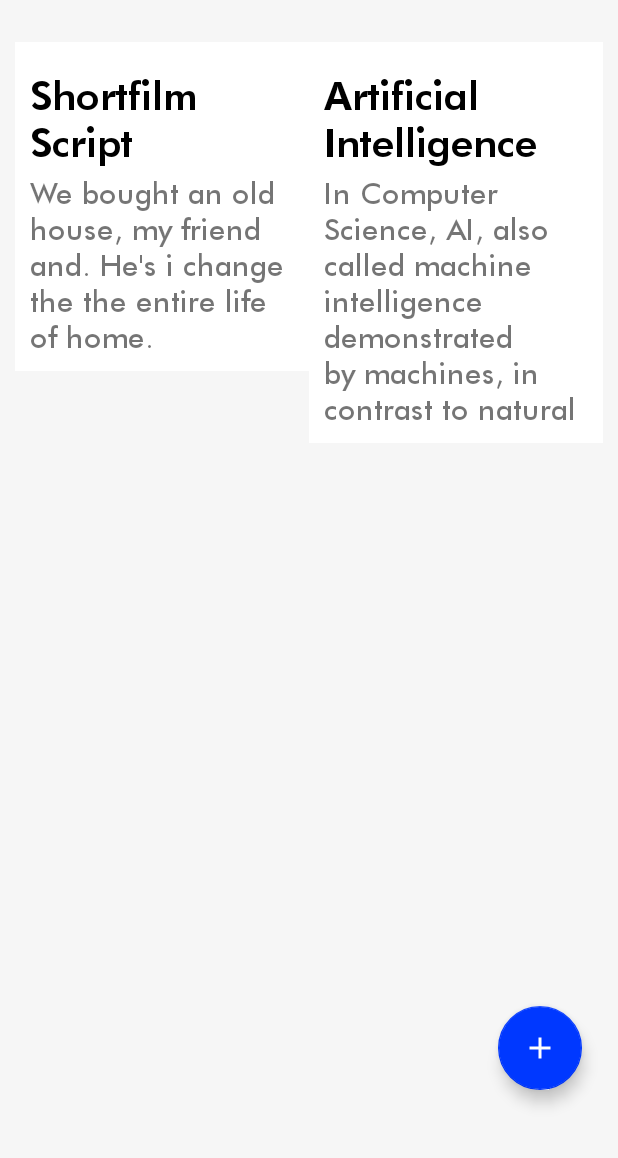
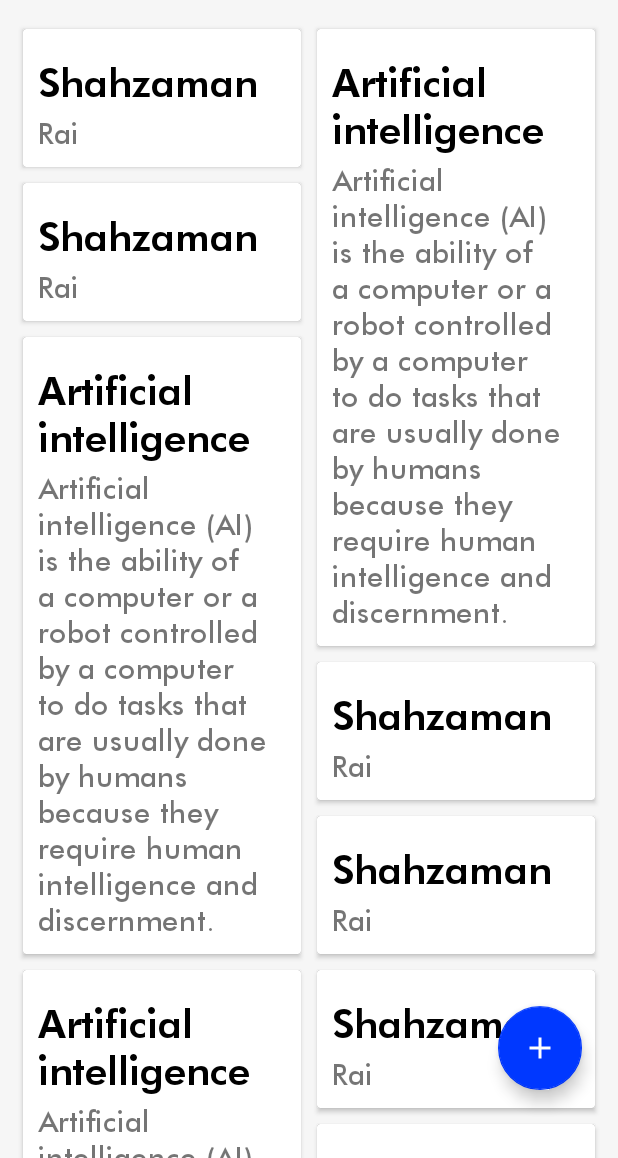
Before and after one commit to ShahzamanRai/NotesApp, an Android app: the screen it shows after launch (MainActivity), on a phone screen of 412 x 824 dp, the part 78-1236 px from its top. Run offline under Robolectric (Android 15) with nearby library versions, the phone set to English and light mode, and no system bars.

Commit message:
EveryThing Working updated

```diff
--- a/app/src/main/java/com/example/keepnotes/MainActivity.java
+++ b/app/src/main/java/com/example/keepnotes/MainActivity.java
@@ -2,6 +2,8 @@ package com.example.keepnotes;
 
 import android.content.Intent;
 import android.os.Bundle;
+import android.widget.Button;
+import android.widget.EditText;
 
 import androidx.appcompat.app.AppCompatActivity;
 import androidx.appcompat.widget.Toolbar;
@@ -11,40 +13,56 @@ import androidx.recyclerview.widget.StaggeredGridLayoutManager;
 
 import com.google.android.material.floatingactionbutton.FloatingActionButton;
 
+import java.util.ArrayList;
+
 
 public class MainActivity extends AppCompatActivity {
 
 
     RecyclerView.LayoutManager layoutManager;
-    private RecyclerView recyclerView;
-    private Toolbar toolbar1;
+    ArrayList<model> arrNotes = new ArrayList<>();
     RecyclerViewAdapter recyclerViewAdapter;
-    String []arr = {"Shortfilm Script ","Artificial Intelligence"};
-    String []arr2 = {"We bought an old house, my friend and. He's i change the the entire life of" +
-            " home. ",
-            "In Computer Science, AI, also called machine intelligence demonstrated by machines, " +
-                    "in contrast to natural"};
 
     @Override
     protected void onCreate(Bundle savedInstanceState) {
         super.onCreate(savedInstanceState);
         setContentView(R.layout.activity_main);
 
+        EditText title = findViewById(R.id.add_activity_title);
+        EditText body = findViewById(R.id.add_activity_text);
+        Button button1 = findViewById(R.id.button);
+        RecyclerView recyclerView = findViewById(R.id.recycler_view);
+
+
+        arrNotes.add(new model("Shahzaman", "Rai"));
+        arrNotes.add(new model("Artificial intelligence", "Artificial intelligence (AI) is the ability of a computer or a robot controlled by a computer to do tasks that are usually done by humans because they require human intelligence and discernment."));
+        arrNotes.add(new model("Shahzaman", "Rai"));
+        arrNotes.add(new model("Artificial intelligence", "Artificial intelligence (AI) is the " +
+                "ability of a computer or a robot controlled by a computer to do tasks that are usually done by humans because they require human intelligence and discernment."));
+        arrNotes.add(new model("Shahzaman", "Rai"));
+        arrNotes.add(new model("Shahzaman", "Rai"));
+        arrNotes.add(new model("Artificial intelligence", "Artificial intelligence (AI) is the " +
+                "ability of a computer or a robot controlled by a computer to do tasks that are usually done by humans because they require human intelligence and discernment."));
+        arrNotes.add(new model("Shahzaman", "Rai"));
+        arrNotes.add(new model("Shahzaman", "Rai"));
+        arrNotes.add(new model("Artificial intelligence", "Artificial intelligence (AI) is the " +
+                "ability of a computer or a robot controlled by a computer to do tasks that are usually done by humans because they require human intelligence and discernment."));
+
+        RecyclerViewAdapter adapter = new RecyclerViewAdapter(this, arrNotes);
+        recyclerView.setAdapter(adapter);
+
+
         //setting up recycler view
-        recyclerView = findViewById(R.id.recycler_view);
         layoutManager = new StaggeredGridLayoutManager(2, LinearLayoutManager.VERTICAL);
         recyclerView.setLayoutManager(layoutManager);
-        recyclerViewAdapter= new RecyclerViewAdapter(arr, arr2,2);
-        recyclerView.setAdapter(recyclerViewAdapter);
-
-
 
         //Setting custom Toolbar
-        toolbar1 = findViewById(R.id.toolbar);
+        Toolbar toolbar1 = findViewById(R.id.toolbar);
         setSupportActionBar(toolbar1);
 
         //Moving from MainActivity to add_Notes Activity
         FloatingActionButton button = findViewById(R.id.floatingActionButton);
         button.setOnClickListener(view -> startActivity(new Intent(MainActivity.this, add_activity.class)));
     }
+
 }
--- a/app/src/main/java/com/example/keepnotes/RecyclerViewAdapter.java
+++ b/app/src/main/java/com/example/keepnotes/RecyclerViewAdapter.java
@@ -1,5 +1,6 @@
 package com.example.keepnotes;
 
+import android.content.Context;
 import android.view.LayoutInflater;
 import android.view.View;
 import android.view.ViewGroup;
@@ -8,48 +9,45 @@ import android.widget.TextView;
 import androidx.annotation.NonNull;
 import androidx.recyclerview.widget.RecyclerView;
 
-public class RecyclerViewAdapter extends RecyclerView.Adapter<RecyclerViewAdapter.myViewHolder> {
+import java.util.ArrayList;
 
-    String[] arr;
-    String[] arr2;
-    int size;
+public class RecyclerViewAdapter extends RecyclerView.Adapter<RecyclerViewAdapter.ViewHolder> {
 
-    public RecyclerViewAdapter(String[] arr, String[] arr2, int s) {
-        this.arr = arr;
-        this.arr2 = arr2;
-        this.size = s;
+    Context context;
+    ArrayList<model> arrNotes;
+
+    RecyclerViewAdapter(Context context, ArrayList<model> arrNotes) {
+        this.context = context;
+        this.arrNotes = arrNotes;
     }
 
     @NonNull
     @Override
-    public myViewHolder onCreateViewHolder(@NonNull ViewGroup parent, int viewType) {
-
-        View view = LayoutInflater.from(parent.getContext()).inflate(R.layout.single_view, parent,
-                false);
-        return new myViewHolder(view);
+    public ViewHolder onCreateViewHolder(@NonNull ViewGroup parent, int viewType) {
+        View view = LayoutInflater.from(context).inflate(R.layout.single_view, parent, false);
+        return new ViewHolder(view);
     }
 
     @Override
-    public void onBindViewHolder(@NonNull myViewHolder holder, int position) {
-        holder.titleView.setText(arr[position]);
-        holder.textView.setText(arr2[position]);
-
+    public void onBindViewHolder(@NonNull ViewHolder holder, int position) {
+        holder.title.setText(arrNotes.get(position).tite_model);
+        holder.body.setText(arrNotes.get(position).text_model);
     }
 
     @Override
     public int getItemCount() {
-        return size;
+        return arrNotes.size();
     }
 
-    public class myViewHolder extends RecyclerView.ViewHolder {
-        TextView titleView;
-        TextView textView;
+    public class ViewHolder extends RecyclerView.ViewHolder {
 
+        TextView title, body;
 
-        public myViewHolder(@NonNull View itemView) {
+        public ViewHolder(View itemView) {
             super(itemView);
-            titleView = itemView.findViewById(R.id.text_title_view);
-            textView = itemView.findViewById(R.id.text_text_view);
+            title = itemView.findViewById(R.id.text_title_view);
+            body = itemView.findViewById(R.id.text_text_view);
+
 
         }
     }
--- a/app/src/main/java/com/example/keepnotes/add_activity.java
+++ b/app/src/main/java/com/example/keepnotes/add_activity.java
@@ -1,14 +1,27 @@
 package com.example.keepnotes;
 
+import android.content.Intent;
 import android.os.Bundle;
+import android.widget.Button;
+import android.widget.EditText;
 
 import androidx.appcompat.app.AppCompatActivity;
 import androidx.appcompat.widget.Toolbar;
 
+import java.util.ArrayList;
+import java.util.Arrays;
+import java.util.List;
 import java.util.Objects;
 
 public class add_activity extends AppCompatActivity {
 
+    public String[] arr = {"Shortfilm Script", "Artificial Intelligence"};
+    public String[] arr2 = {"We bought an old house, my friend and. He's i change the the entire" +
+            " life " +
+            "of" +
+            " home. ",
+            "In Computer Science, AI, also called machine intelligence demonstrated by machines, " +
+                    "in contrast to natural"};
     private Toolbar toolbar_add;
 
     @Override
@@ -16,12 +29,14 @@ public class add_activity extends AppCompatActivity {
         super.onCreate(savedInstanceState);
         setContentView(R.layout.activity_add);
 
+
+
         toolbar_add = findViewById(R.id.toolbar_add_activity);
         setSupportActionBar(toolbar_add);
 
         Objects.requireNonNull(getSupportActionBar()).setDisplayHomeAsUpEnabled(true);
 
-        toolbar_add.setBackgroundColor(getResources().getColor(R.color.white));
+
         toolbar_add.setNavigationIcon(R.drawable.back_button);
         toolbar_add.setNavigationOnClickListener(view -> onBackPressed());
 
--- /dev/null
+++ b/app/src/main/java/com/example/keepnotes/model.java
@@ -0,0 +1,10 @@
+package com.example.keepnotes;
+
+public class model {
+    String tite_model, text_model;
+
+    public model(String title, String text){
+        this.tite_model = title;
+        this.text_model = text;
+    }
+}
--- a/app/src/main/res/layout/activity_add.xml
+++ b/app/src/main/res/layout/activity_add.xml
@@ -2,7 +2,7 @@
 <LinearLayout xmlns:android="http://schemas.android.com/apk/res/android"
     android:layout_width="match_parent"
     android:layout_height="match_parent"
-    android:background="#f6f6f6"
+    android:background="@color/gray_white"
     android:orientation="vertical">
 
 
@@ -10,17 +10,18 @@
         android:id="@+id/toolbar_add_activity"
         android:layout_width="match_parent"
         android:layout_height="wrap_content"
-        android:background="#f6f6f6"
+        android:background="@color/gray_white"
         android:paddingStart="25dp"
         android:paddingTop="16dp"
-        android:paddingEnd="36dp">
+        android:paddingEnd="36dp"
+        android:theme="@style/ThemeOverlay.AppCompat.Light">
 
         <EditText
             android:id="@+id/add_activity_title"
             android:layout_width="match_parent"
             android:layout_height="wrap_content"
             android:autofillHints="Nothing"
-            android:background="#f6f6f6"
+            android:background="@color/gray_white"
             android:gravity="top"
             android:hint="@string/enter_title_here"
             android:inputType="text"
@@ -36,7 +37,7 @@
         android:layout_width="match_parent"
         android:layout_height="wrap_content"
         android:autofillHints="Nothing"
-        android:background="@color/white"
+        android:background="@color/gray_white"
         android:fontFamily="@font/futuramediumbt"
         android:gravity="top"
         android:hint="@string/enter_text_here"
--- a/app/src/main/res/layout/activity_main.xml
+++ b/app/src/main/res/layout/activity_main.xml
@@ -4,18 +4,18 @@
     xmlns:tools="http://schemas.android.com/tools"
     android:layout_width="match_parent"
     android:layout_height="match_parent"
-    android:background="#f6f6f6"
+    android:background="@color/gray_white"
     tools:context=".MainActivity">
 
     <androidx.recyclerview.widget.RecyclerView
         android:id="@+id/recycler_view"
         android:layout_width="match_parent"
-        android:layout_height="match_parent"
+        android:layout_height="wrap_content"
         android:layout_margin="10dp"
-        app:layout_constraintBottom_toBottomOf="parent"
         app:layout_constraintEnd_toEndOf="parent"
+        app:layout_constraintHorizontal_bias="0.842"
         app:layout_constraintStart_toStartOf="parent"
-        app:layout_constraintTop_toTopOf="parent" />
+        app:layout_constraintTop_toBottomOf="@+id/toolbar" />
 
     <com.google.android.material.floatingactionbutton.FloatingActionButton
         android:id="@+id/floatingActionButton"
@@ -32,7 +32,9 @@
         app:rippleColor="#A09898"
         app:srcCompat="@drawable/icon" />
 
-    <include layout="@layout/toolbar" />
+    <include
+        android:id="@+id/toolbar"
+        layout="@layout/toolbar" />
 
 
 </androidx.constraintlayout.widget.ConstraintLayout>
--- a/app/src/main/res/layout/single_view.xml
+++ b/app/src/main/res/layout/single_view.xml
@@ -1,17 +1,24 @@
 <?xml version="1.0" encoding="utf-8"?>
-<LinearLayout xmlns:android="http://schemas.android.com/apk/res/android"
+<androidx.cardview.widget.CardView xmlns:android="http://schemas.android.com/apk/res/android"
     android:layout_width="match_parent"
     android:layout_height="wrap_content"
     android:layout_marginTop="70dp"
+    android:layout_margin="5dp"
     android:background="@color/white"
     android:orientation="vertical">
 
+    <LinearLayout
+        android:layout_width="match_parent"
+        android:layout_height="match_parent"
+        android:background="@color/white"
+        android:orientation="vertical">
 
         <TextView
             android:id="@+id/text_title_view"
             android:layout_width="match_parent"
             android:layout_height="wrap_content"
             android:layout_marginStart="10dp"
+
             android:layout_marginTop="20dp"
             android:layout_marginEnd="10dp"
             android:background="@color/white"
@@ -37,3 +44,4 @@
             android:textSize="20sp"
             android:theme="@style/ThemeOverlay.AppCompat.Light" />
     </LinearLayout>
+</androidx.cardview.widget.CardView>
--- a/app/src/main/res/layout/toolbar.xml
+++ b/app/src/main/res/layout/toolbar.xml
@@ -4,7 +4,7 @@
     android:id="@+id/toolbar"
     android:layout_width="match_parent"
     android:layout_height="?attr/actionBarSize"
-    android:background="#f6f6f6"
+    android:background="@color/gray_white"
     android:paddingStart="25dp"
     android:paddingTop="16dp"
     android:paddingEnd="36dp"
--- a/app/src/main/res/values/colors.xml
+++ b/app/src/main/res/values/colors.xml
@@ -7,4 +7,5 @@
     <color name="teal_700">#FF018786</color>
     <color name="black">#FF000000</color>
     <color name="white">#FFFFFFFF</color>
+    <color name="gray_white">#f6f6f6</color>
 </resources>
```
Lines whose indentation alone changed are shown as unchanged.
